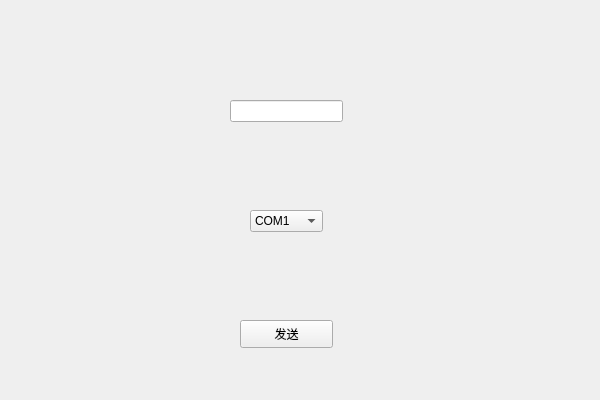
Before: the Qt Designer form MessagerGUI/MessagerGUI/MessagerGUI.ui in Roy-H/Messager, drawn with Qt 5.
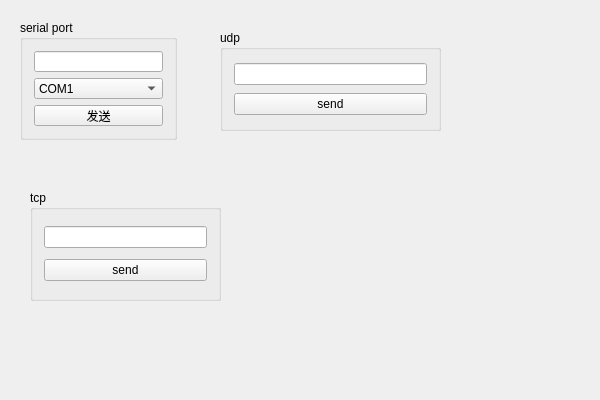
After: the same form once the commit is applied.

The edit to the form file:
```diff
--- a/MessagerGUI/MessagerGUI/MessagerGUI.ui
+++ b/MessagerGUI/MessagerGUI/MessagerGUI.ui
@@ -13,58 +13,104 @@
   <property name="windowTitle">
    <string>MessagerGUI</string>
   </property>
-  <widget class="QLineEdit" name="lineEdit">
+  <widget class="QGroupBox" name="groupBox">
    <property name="geometry">
     <rect>
-     <x>230</x>
-     <y>100</y>
-     <width>113</width>
-     <height>22</height>
+     <x>20</x>
+     <y>20</y>
+     <width>157</width>
+     <height>120</height>
     </rect>
    </property>
+   <property name="title">
+    <string>serial port</string>
+   </property>
+   <layout class="QVBoxLayout" name="verticalLayout">
+    <item>
+     <widget class="QLineEdit" name="com_input"/>
+    </item>
+    <item>
+     <widget class="QComboBox" name="comboBox">
+      <item>
+       <property name="text">
+        <string>COM1</string>
+       </property>
+      </item>
+      <item>
+       <property name="text">
+        <string>COM2</string>
+       </property>
+      </item>
+      <item>
+       <property name="text">
+        <string>COM3</string>
+       </property>
+      </item>
+      <item>
+       <property name="text">
+        <string>COM4</string>
+       </property>
+      </item>
+     </widget>
+    </item>
+    <item>
+     <widget class="QPushButton" name="com_send_btn">
+      <property name="text">
+       <string>发送</string>
+      </property>
+     </widget>
+    </item>
+   </layout>
   </widget>
-  <widget class="QPushButton" name="pushButton">
+  <widget class="QGroupBox" name="groupBox_2">
    <property name="geometry">
     <rect>
-     <x>240</x>
-     <y>320</y>
-     <width>93</width>
-     <height>28</height>
+     <x>220</x>
+     <y>30</y>
+     <width>221</width>
+     <height>101</height>
     </rect>
    </property>
-   <property name="text">
-    <string>发送</string>
+   <property name="title">
+    <string>udp</string>
    </property>
+   <layout class="QVBoxLayout" name="verticalLayout_2">
+    <item>
+     <widget class="QLineEdit" name="udp_input"/>
+    </item>
+    <item>
+     <widget class="QPushButton" name="udp_send_btn">
+      <property name="text">
+       <string>send</string>
+      </property>
+     </widget>
+    </item>
+   </layout>
   </widget>
-  <widget class="QComboBox" name="comboBox">
+  <widget class="QGroupBox" name="groupBox_3">
    <property name="geometry">
     <rect>
-     <x>250</x>
-     <y>210</y>
-     <width>73</width>
-     <height>22</height>
+     <x>30</x>
+     <y>190</y>
+     <width>191</width>
+     <height>111</height>
     </rect>
    </property>
-   <item>
-    <property name="text">
-     <string>COM1</string>
-    </property>
-   </item>
-   <item>
-    <property name="text">
-     <string>COM2</string>
-    </property>
-   </item>
-   <item>
-    <property name="text">
-     <string>COM3</string>
-    </property>
-   </item>
-   <item>
-    <property name="text">
-     <string>COM4</string>
-    </property>
-   </item>
+   <property name="title">
+    <string>tcp</string>
+   </property>
+   <layout class="QVBoxLayout" name="verticalLayout_3">
+    <item>
+     <widget class="QLineEdit" name="tcp_input"/>
+    </item>
+    <item>
+     <widget class="QPushButton" name="tcp_send_btn">
+      <property name="text">
+       <string>send</string>
+      </property>
+     </widget>
+    </item>
+   </layout>
   </widget>
  </widget>
  <layoutdefault spacing="6" margin="11"/>
```
